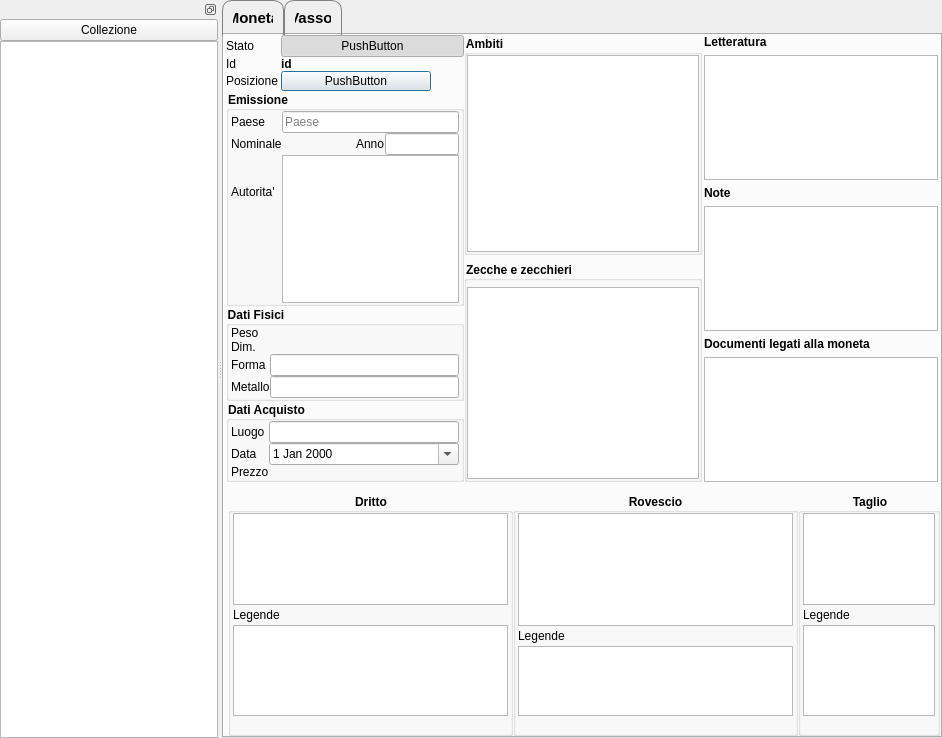
Before: the Qt Designer form GestCollOnQt/GUI/Moneta/monetaform.ui in mirkoviviani76/gestcoll, drawn with Qt 5.
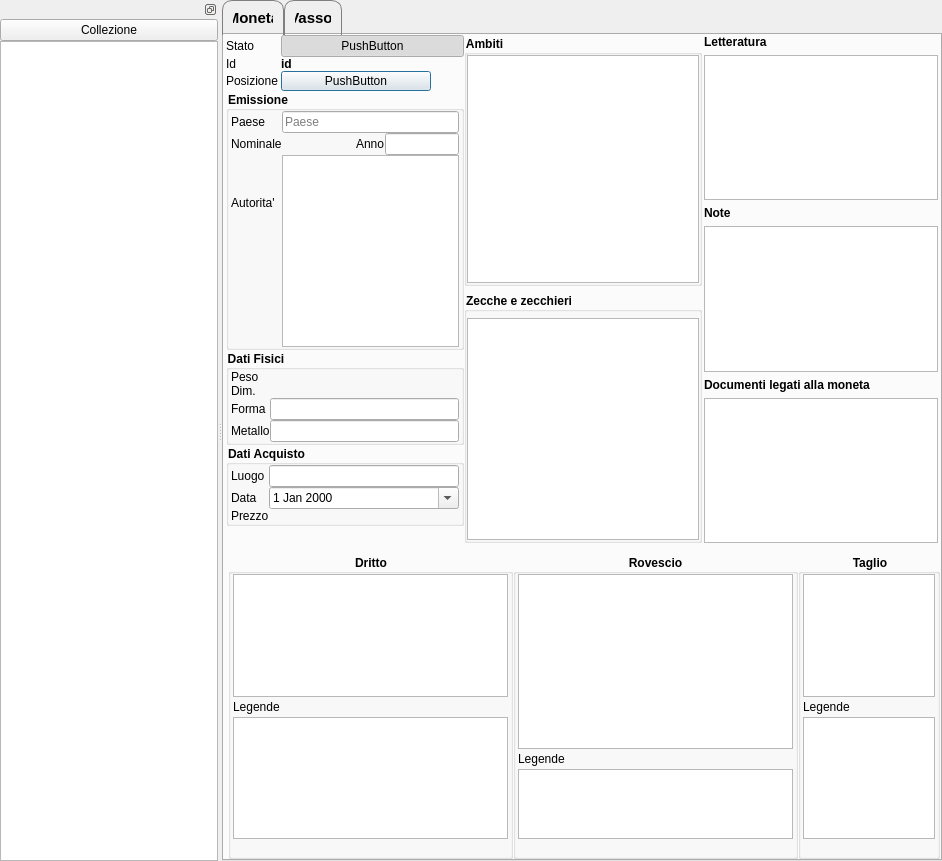
After: the same form once the commit is applied. Icons and pictures are not drawn. Custom widgets are drawn as their Qt base class.

What changed in the file:
```diff
--- a/GestCollOnQt/GUI/Moneta/monetaform.ui
+++ b/GestCollOnQt/GUI/Moneta/monetaform.ui
@@ -7,7 +7,7 @@
     <x>0</x>
     <y>0</y>
     <width>942</width>
-    <height>738</height>
+    <height>861</height>
    </rect>
   </property>
   <property name="windowTitle">
```
